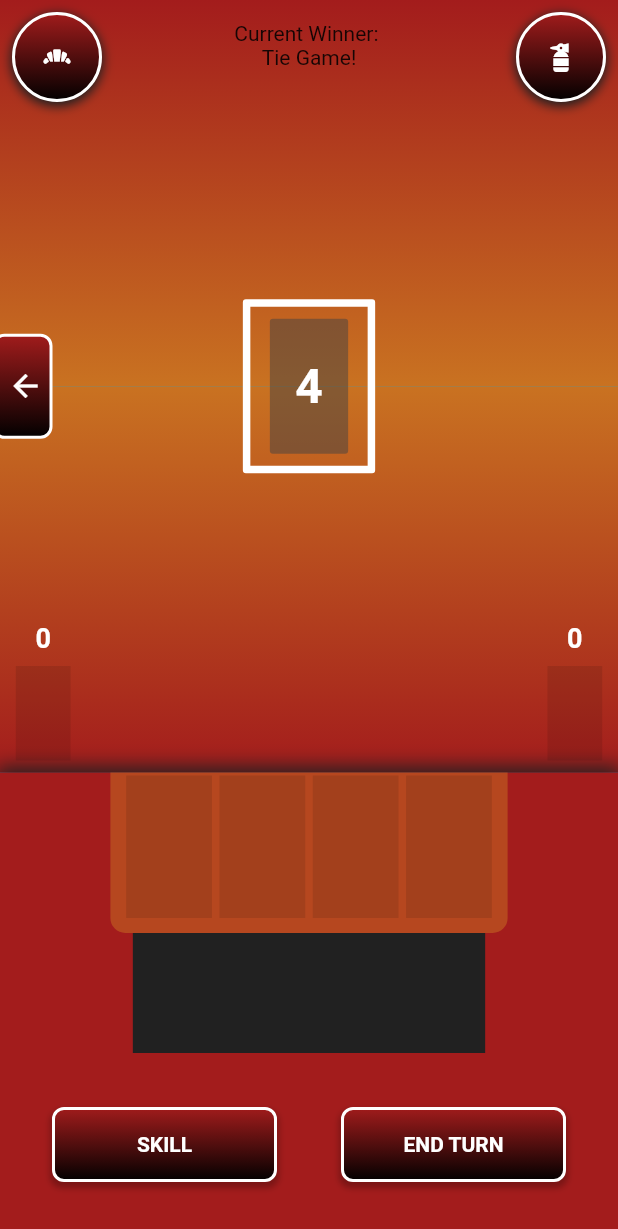
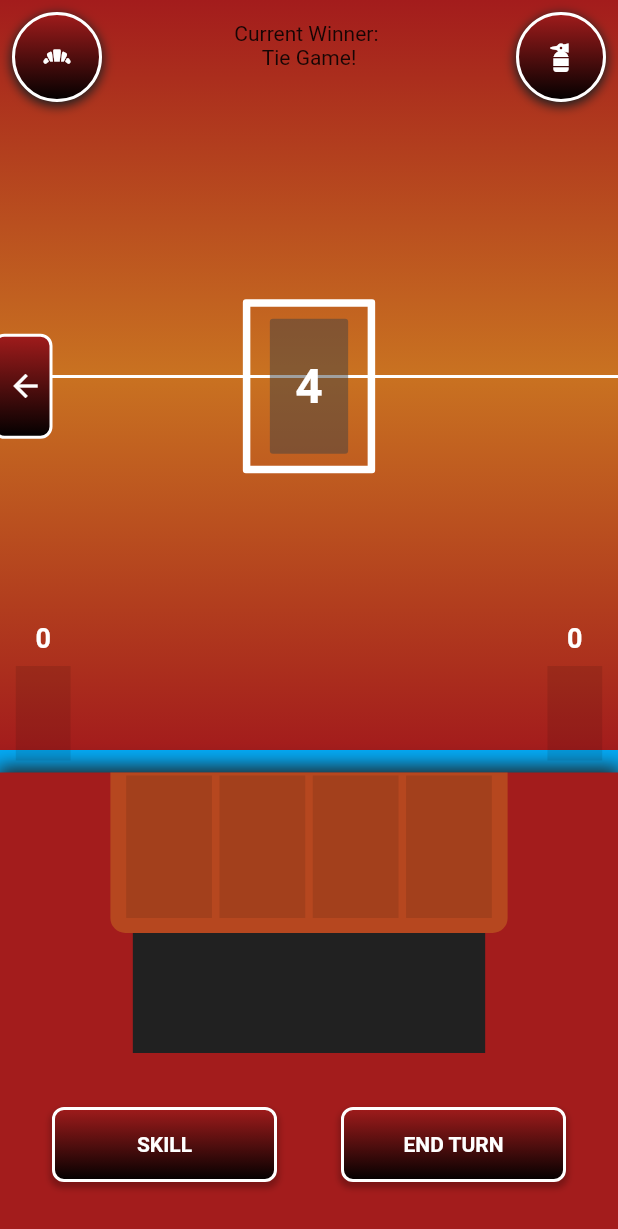
Before and after one commit to dompetriella/Elementals, a Flutter app: the GamePage screen opened by its route, on a phone screen of 412 x 824 dp. Shown: the top 1229 px of the screen. Run offline on Flutter 3.47's test engine with Material 2 defaults, Android fonts, the light colour scheme and no system bars; our stand-ins replace flutter_hooks, flutter_riverpod, freezed_annotation, go_router, hexcolor, hooks_riverpod; missing offline and left inert: flutter_guid.

Commit message:
ol fancy math for background sizing

```diff
--- a/lib/globals.dart
+++ b/lib/globals.dart
@@ -29,3 +29,7 @@
 const int waterBonus = 3;
 
 const int earthBonus = 7;
+
+// ui
+int gameField = 5;
+int playerField = 3;
--- a/lib/models/enums.dart
+++ b/lib/models/enums.dart
@@ -1,6 +1,3 @@
-import 'package:flutter/material.dart';
-import 'package:hexcolor/hexcolor.dart';
-
 enum ElementalType {
   fire('#A31C1C', '#C97221', 'fire_back', 'fire_front'),
   air('#CAC858', '#FEFDBE', 'air_back', 'air_front'),
--- a/lib/pages/GamePage/components/backgroundAreas.dart
+++ b/lib/pages/GamePage/components/backgroundAreas.dart
@@ -1,10 +1,26 @@
+import 'package:elementals/game_logic/logic.dart';
+import 'package:elementals/globals.dart';
+import 'package:elementals/providers/gameDataProvider.dart';
 import 'package:flutter/material.dart';
 import 'package:flutter_riverpod/flutter_riverpod.dart';
 import 'package:hexcolor/hexcolor.dart';
 
-import '../../../game_logic/logic.dart';
+import '../../../models/player_data.dart';
 import '../../../providers/playerDataProvider.dart';
-import '../game_page.dart';
+
+double phoneHeight(var context) => MediaQuery.of(context).size.height;
+double phoneWidth(var context) => MediaQuery.of(context).size.width;
+
+double calculateFieldHeight(var context, WidgetRef ref, PlayerData player) {
+  // not sure what that 15 is doing there, need to figure that out
+  double totalGameFieldHeight =
+      phoneHeight(context) * (gameField / (playerField + gameField)) - 15;
+  double heightUnit = totalGameFieldHeight / (winningScore * 2);
+  return calculateOvertakeSize(player, ref) * heightUnit;
+}
+
+int duration = 400;
+Curve curve = Curves.easeInOut;
 
 class OpponentSideBackground extends ConsumerWidget {
   const OpponentSideBackground({
@@ -13,21 +29,18 @@
 
   @override
   Widget build(BuildContext context, WidgetRef ref) {
-    return Flexible(
-      fit: FlexFit.tight,
-      flex: calculateOvertakeSize(ref.watch(playerTwoProvider), ref),
-      child: AnimatedContainer(
-        duration: Duration(milliseconds: 1000),
+    return AnimatedContainer(
+      duration: Duration(milliseconds: duration),
+      curve: curve,
+      height: calculateFieldHeight(context, ref, ref.watch(playerTwoProvider)),
       decoration: BoxDecoration(
           gradient: LinearGradient(
               begin: Alignment.topCenter,
               end: Alignment.bottomCenter,
               colors: [
             HexColor(ref.watch(playerTwoProvider).elementalType.primaryColor),
-              HexColor(
-                  ref.watch(playerTwoProvider).elementalType.secondaryColor),
+            HexColor(ref.watch(playerTwoProvider).elementalType.secondaryColor),
           ])),
-      ),
     );
   }
 }
@@ -39,20 +52,20 @@
 
   @override
   Widget build(BuildContext context, WidgetRef ref) {
-    return Flexible(
-      fit: FlexFit.tight,
-      flex: calculateOvertakeSize(ref.watch(playerProvider), ref),
-      child: AnimatedContainer(
-        duration: Duration(milliseconds: 1000),
+    return AnimatedContainer(
+      duration: Duration(milliseconds: duration),
+      curve: curve,
+      height: calculateFieldHeight(context, ref, ref.watch(playerProvider)),
       decoration: BoxDecoration(
+          border: Border(top: BorderSide(color: Colors.white, width: 2)),
           gradient: LinearGradient(
               begin: Alignment.topCenter,
               end: Alignment.bottomCenter,
               colors: [
-              HexColor(ref.watch(playerProvider).elementalType.secondaryColor),
+                HexColor(
+                    ref.watch(playerProvider).elementalType.secondaryColor),
                 HexColor(ref.watch(playerProvider).elementalType.primaryColor),
               ])),
-      ),
     );
   }
 }
--- a/lib/pages/GamePage/game_page.dart
+++ b/lib/pages/GamePage/game_page.dart
@@ -12,9 +12,6 @@
 import 'components/player_side.dart';
 import 'components/settings_button.dart';
 
-double phoneHeight(var context) => MediaQuery.of(context).size.height;
-double phoneWidth(var context) => MediaQuery.of(context).size.width;
-
 class GamePage extends StatelessWidget {
   const GamePage({super.key});
 
@@ -26,7 +23,7 @@
         body: Column(
           children: [
             Flexible(
-              flex: 5,
+              flex: gameField,
               child: Stack(
                 children: [
                   Stack(
@@ -52,7 +49,7 @@
                 ],
               ),
             ),
-            Flexible(flex: 3, child: PlayerHandArea())
+            Flexible(flex: playerField, child: PlayerHandArea())
           ],
         ),
       ),
```
Lines whose indentation alone changed are shown as unchanged.
